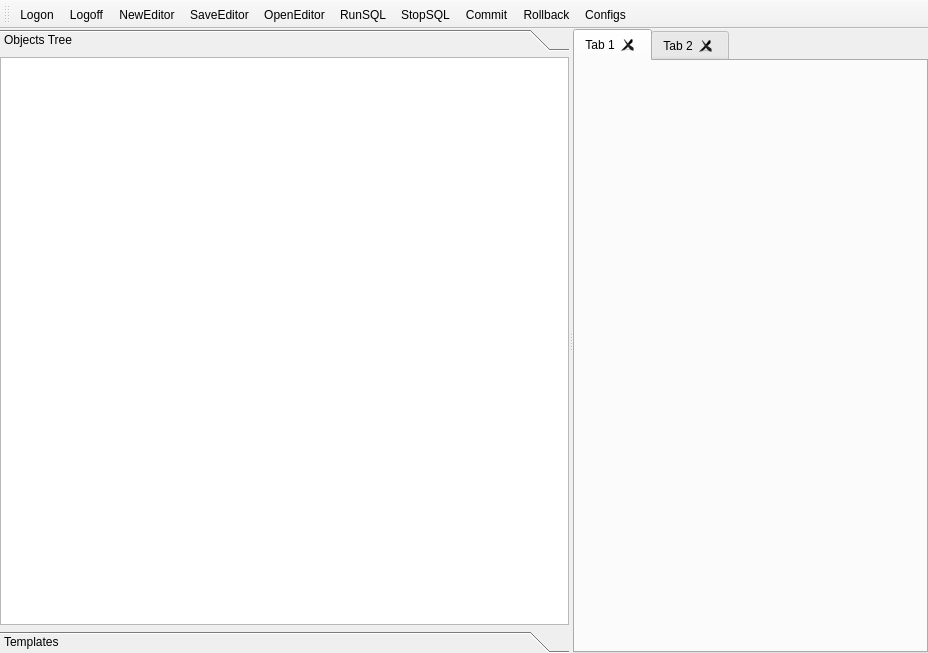
The window that ui/d_principal.ui (hugojunior-e/algarsql) describes before a commit, drawn with Qt 5.
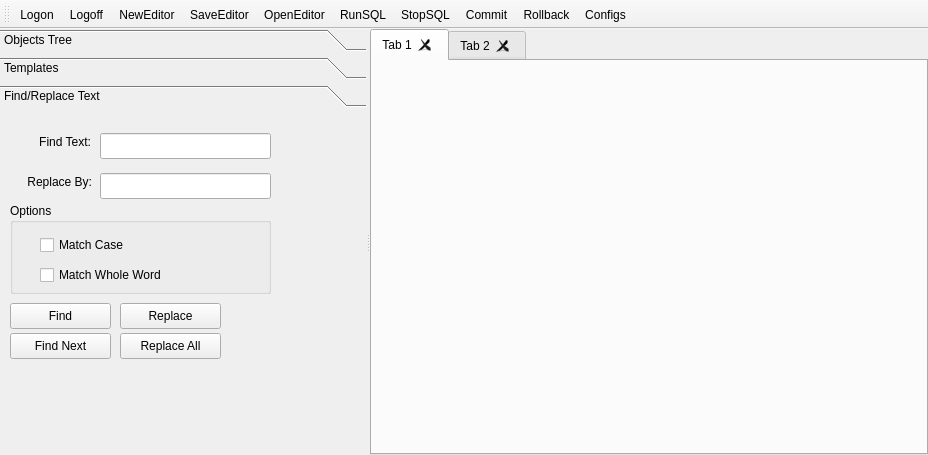
The same window after the commit. The open tabs and pages were chosen to show the change. Icons and pictures are not drawn.

Diff of the .ui file:
```diff
--- a/ui/d_principal.ui
+++ b/ui/d_principal.ui
@@ -7,7 +7,7 @@
     <x>0</x>
     <y>0</y>
     <width>928</width>
-    <height>653</height>
+    <height>455</height>
    </rect>
   </property>
   <property name="windowTitle">
@@ -57,7 +57,7 @@
           <x>0</x>
           <y>0</y>
           <width>561</width>
-          <height>549</height>
+          <height>319</height>
          </rect>
         </property>
         <attribute name="label">
@@ -130,6 +130,154 @@
          </item>
         </layout>
        </widget>
+       <widget class="QWidget" name="page_3">
+        <attribute name="label">
+         <string>Find/Replace Text</string>
+        </attribute>
+        <widget class="QLabel" name="label">
+         <property name="geometry">
+          <rect>
+           <x>20</x>
+           <y>20</y>
+           <width>71</width>
+           <height>18</height>
+          </rect>
+         </property>
+         <property name="text">
+          <string>Find Text:</string>
+         </property>
+         <property name="alignment">
+          <set>Qt::AlignRight|Qt::AlignTrailing|Qt::AlignVCenter</set>
+         </property>
+        </widget>
+        <widget class="QLineEdit" name="edt_find_text">
+         <property name="geometry">
+          <rect>
+           <x>100</x>
+           <y>20</y>
+           <width>171</width>
+           <height>26</height>
+          </rect>
+         </property>
+        </widget>
+        <widget class="QLabel" name="label_2">
+         <property name="geometry">
+          <rect>
+           <x>11</x>
+           <y>60</y>
+           <width>81</width>
+           <height>18</height>
+          </rect>
+         </property>
+         <property name="text">
+          <string>Replace By:</string>
+         </property>
+         <property name="alignment">
+          <set>Qt::AlignRight|Qt::AlignTrailing|Qt::AlignVCenter</set>
+         </property>
+        </widget>
+        <widget class="QLineEdit" name="edt_find_replace">
+         <property name="geometry">
+          <rect>
+           <x>100</x>
+           <y>60</y>
+           <width>171</width>
+           <height>26</height>
+          </rect>
+         </property>
+        </widget>
+        <widget class="QGroupBox" name="groupBox">
+         <property name="geometry">
+          <rect>
+           <x>10</x>
+           <y>90</y>
+           <width>261</width>
+           <height>91</height>
+          </rect>
+         </property>
+         <property name="title">
+          <string>Options</string>
+         </property>
+         <widget class="QCheckBox" name="chk_find_match_case">
+          <property name="geometry">
+           <rect>
+            <x>30</x>
+            <y>30</y>
+            <width>111</width>
+            <height>24</height>
+           </rect>
+          </property>
+          <property name="text">
+           <string>Match Case</string>
+          </property>
+         </widget>
+         <widget class="QCheckBox" name="chk_find_match_whole_word">
+          <property name="geometry">
+           <rect>
+            <x>30</x>
+            <y>60</y>
+            <width>151</width>
+            <height>24</height>
+           </rect>
+          </property>
+          <property name="text">
+           <string>Match Whole Word</string>
+          </property>
+         </widget>
+        </widget>
+        <widget class="QPushButton" name="bt_find_next">
+         <property name="geometry">
+          <rect>
+           <x>10</x>
+           <y>220</y>
+           <width>101</width>
+           <height>26</height>
+          </rect>
+         </property>
+         <property name="text">
+          <string>Find Next</string>
+         </property>
+        </widget>
+        <widget class="QPushButton" name="bt_find">
+         <property name="geometry">
+          <rect>
+           <x>10</x>
+           <y>190</y>
+           <width>101</width>
+           <height>26</height>
+          </rect>
+         </property>
+         <property name="text">
+          <string>Find</string>
+         </property>
+        </widget>
+        <widget class="QPushButton" name="bt_find_replace_all">
+         <property name="geometry">
+          <rect>
+           <x>120</x>
+           <y>220</y>
+           <width>101</width>
+           <height>26</height>
+          </rect>
+         </property>
+         <property name="text">
+          <string>Replace All</string>
+         </property>
+        </widget>
+        <widget class="QPushButton" name="bt_find_replace">
+         <property name="geometry">
+          <rect>
+           <x>120</x>
+           <y>190</y>
+           <width>101</width>
+           <height>26</height>
+          </rect>
+         </property>
+         <property name="text">
+          <string>Replace</string>
+         </property>
+        </widget>
+       </widget>
       </widget>
       <widget class="QTabWidget" name="pc_editor">
        <property name="currentIndex">
```
Left out of the diff: 2 changed lines with no effect on the pictures.
